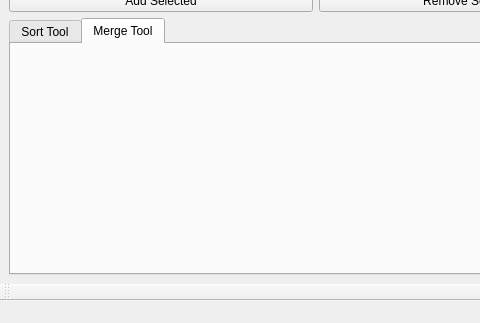
This is main.ui in squeezylt/agm-qt as Qt 5 draws it before an edit; both pictures show x 0 to 480 and y 321 to 644 of the 941 by 644 pixel window. The edited form follows.
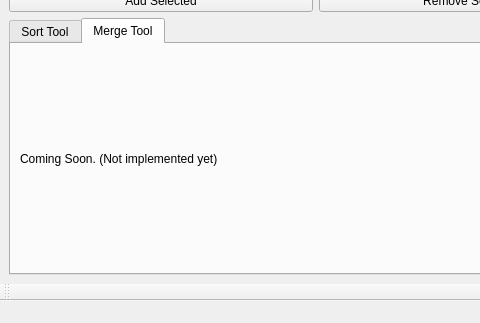
This is the edited form. The open tabs and pages were chosen to show the change. Icons and pictures are not drawn.

Commit message: make mod data its own class to store structure

```diff
--- a/main.ui
+++ b/main.ui
@@ -231,6 +231,15 @@
          <attribute name="title">
           <string>Merge Tool</string>
          </attribute>
+         <layout class="QGridLayout" name="gridLayout_6">
+          <item row="0" column="0">
+           <widget class="QLabel" name="label_6">
+            <property name="text">
+             <string>Coming Soon. (Not implemented yet)</string>
+            </property>
+           </widget>
+          </item>
+         </layout>
         </widget>
        </widget>
       </item>
```
Left out of the diff: 4 changed lines with no effect on the pictures. The commit also changes 3 other files.
